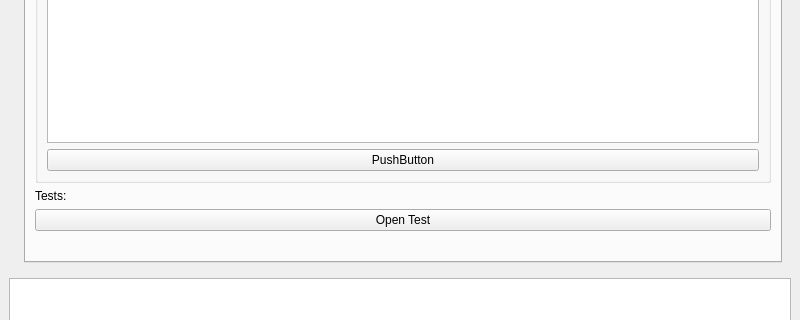
The window that MainWindow.ui (Lexcelon/batlab-toolkit-gui) describes before a commit, drawn with Qt 5; both pictures show x 0 to 800 and y 120 to 440 of the 800 by 621 pixel window.
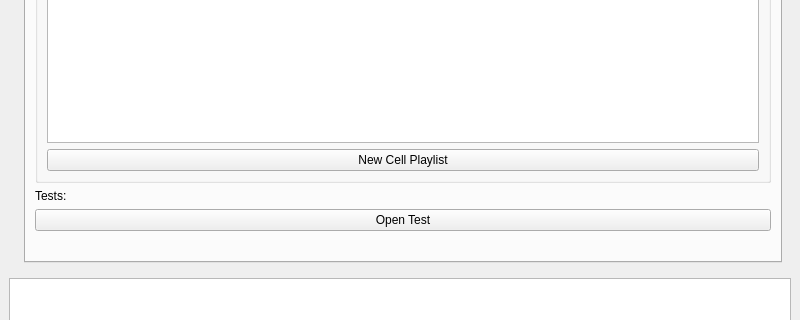
The same window after the commit. Custom widgets are drawn as their Qt base class.

Commit message: add initial New Cell Playlist wizard and remove compiler warnings, shuffle a few things

```diff
--- a/MainWindow.ui
+++ b/MainWindow.ui
@@ -93,7 +93,7 @@
               <item row="2" column="0">
                <widget class="QPushButton" name="pushButton">
                 <property name="text">
-                 <string>PushButton</string>
+                 <string>New Cell Playlist</string>
                 </property>
                </widget>
               </item>
```
Left out of the diff: 2 changed lines with no effect on the pictures. The commit also changes 14 other files.
